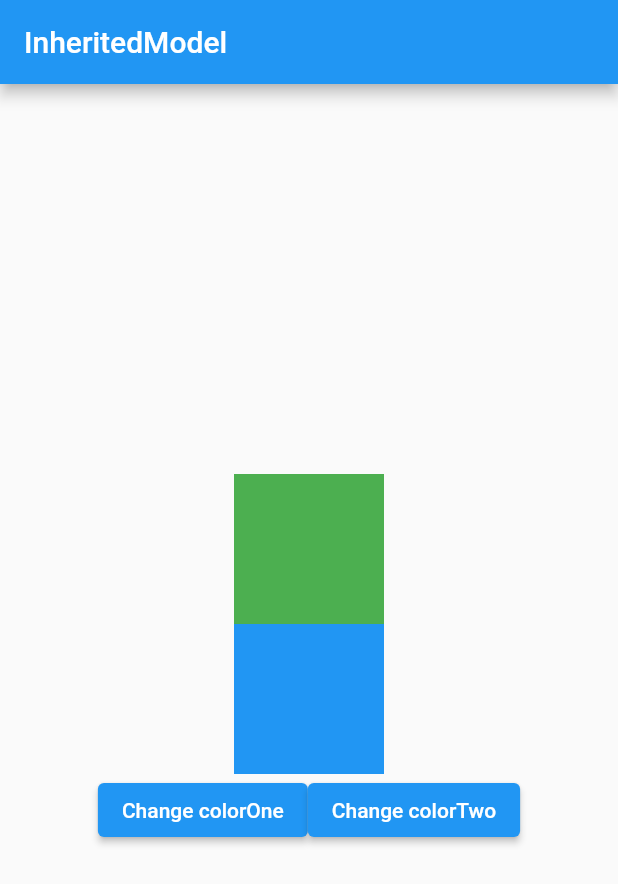
After one commit to nobushiueshi/flutter_widget_of_the_week, a Flutter app: the SamplePage015 screen opened directly, after a tap on "Change colorOne", on a phone screen of 412 x 824 dp. The commit adds this screen. Shown: the top 884 px of the screen. Run offline on Flutter 3.47's test engine with Material 2 defaults, Android fonts, the phone set to English and light mode, and no system bars.

Commit message:
#015 InheritedModelを追加

```diff
--- a/lib/presentation/pages/sample010/sample010_importer.dart
+++ b/lib/presentation/pages/sample010/sample010_importer.dart
@@ -3,3 +3,4 @@ export 'package:flutter_widget_of_the_week/presentation/pages/sample010/sample_p
 export 'package:flutter_widget_of_the_week/presentation/pages/sample010/sample_page_012.dart';
 export 'package:flutter_widget_of_the_week/presentation/pages/sample010/sample_page_013.dart';
 export 'package:flutter_widget_of_the_week/presentation/pages/sample010/sample_page_014.dart';
+export 'package:flutter_widget_of_the_week/presentation/pages/sample010/sample_page_015.dart';
--- a/lib/presentation/pages/sample010/sample_page_010.dart
+++ b/lib/presentation/pages/sample010/sample_page_010.dart
@@ -1,4 +1,3 @@
-import 'package:flutter/cupertino.dart';
 import 'package:flutter/material.dart';
 
 class SamplePage010 extends StatelessWidget {
--- a/lib/presentation/pages/sample010/sample_page_014.dart
+++ b/lib/presentation/pages/sample010/sample_page_014.dart
@@ -19,6 +19,7 @@ class _SamplePage014State extends State<SamplePage014> {
   final Stream<String> _errorStream = (() async* {
     await Future<void>.delayed(const Duration(seconds: 1));
     throw Exception('Error');
+    // ignore: dead_code
     yield 'Success';
     await Future<void>.delayed(const Duration(seconds: 1));
   })();
--- /dev/null
+++ b/lib/presentation/pages/sample010/sample_page_015.dart
@@ -0,0 +1,173 @@
+import 'package:flutter/material.dart';
+
+class SamplePage015 extends StatelessWidget {
+  const SamplePage015({
+    Key? key,
+  }) : super(key: key);
+
+  @override
+  Widget build(BuildContext context) {
+    return Scaffold(
+      appBar: AppBar(
+        title: const Text('InheritedModel'),
+      ),
+      body: _SamplePage015Stateful(
+        child: Column(
+          mainAxisAlignment: MainAxisAlignment.center,
+          children: const <Widget>[
+            _SamplePage015ColorOneWidget(),
+            _SamplePage015ColorTwoWidget(),
+            _SamplePage015ColorChangerWidget(),
+          ],
+        ),
+      ),
+    );
+  }
+}
+
+class _SamplePage015Stateful extends StatefulWidget {
+  const _SamplePage015Stateful({
+    Key? key,
+    required this.child,
+  }) : super(key: key);
+
+  final Widget child;
+
+  @override
+  _SamplePage015StatefulState createState() => _SamplePage015StatefulState();
+}
+
+class _SamplePage015StatefulState extends State<_SamplePage015Stateful> {
+  Color colorOne = Colors.red;
+  Color colorTwo = Colors.blue;
+
+  static _SamplePage015StatefulState? of(BuildContext context) {
+    return context.findAncestorStateOfType<_SamplePage015StatefulState>();
+  }
+
+  void changeColorOne() {
+    setState(() {
+      colorOne = (colorOne == Colors.red) ? Colors.green : Colors.red;
+    });
+  }
+
+  void changeColorTwo() {
+    setState(() {
+      colorTwo = (colorTwo == Colors.blue) ? Colors.yellow : Colors.blue;
+    });
+  }
+
+  @override
+  Widget build(BuildContext context) {
+    return _SamplePage015InheritedModel(
+      colorOne,
+      colorTwo,
+      widget.child,
+    );
+  }
+}
+
+class _SamplePage015InheritedModel extends InheritedModel<String> {
+  const _SamplePage015InheritedModel(
+    this.colorOne,
+    this.colorTwo,
+    Widget child,
+  ) : super(child: child);
+
+  final Color colorOne;
+  final Color colorTwo;
+
+  // ignore: unused_element
+  static _SamplePage015InheritedModel? of(BuildContext context) {
+    return context
+        .dependOnInheritedWidgetOfExactType<_SamplePage015InheritedModel>();
+  }
+
+  @override
+  bool updateShouldNotify(_SamplePage015InheritedModel oldWidget) {
+    return colorOne != oldWidget.colorOne || colorTwo != oldWidget.colorTwo;
+  }
+
+  @override
+  bool updateShouldNotifyDependent(
+    _SamplePage015InheritedModel oldWidget,
+    Set<String> dependencies,
+  ) {
+    if (dependencies.contains('one') && colorOne != oldWidget.colorOne) {
+      return true;
+    }
+    if (dependencies.contains('two') && colorTwo != oldWidget.colorTwo) {
+      return true;
+    }
+    return false;
+  }
+}
+
+class _SamplePage015ColorOneWidget extends StatelessWidget {
+  const _SamplePage015ColorOneWidget({
+    Key? key,
+  }) : super(key: key);
+
+  @override
+  Widget build(BuildContext context) {
+    // ignore: avoid_print
+    print('_SamplePage015ColorOneWidget#build');
+    final inherited = InheritedModel.inheritFrom<_SamplePage015InheritedModel>(
+      context,
+      aspect: 'one',
+    );
+    return Container(
+      color: inherited?.colorOne,
+      height: 100,
+      width: 100,
+    );
+  }
+}
+
+class _SamplePage015ColorTwoWidget extends StatelessWidget {
+  const _SamplePage015ColorTwoWidget({
+    Key? key,
+  }) : super(key: key);
+
+  @override
+  Widget build(BuildContext context) {
+    // ignore: avoid_print
+    print('_SamplePage015ColorTwoWidget#build');
+    final inherited = InheritedModel.inheritFrom<_SamplePage015InheritedModel>(
+      context,
+      aspect: 'two',
+    );
+    return Container(
+      color: inherited?.colorTwo,
+      height: 100,
+      width: 100,
+    );
+  }
+}
+
+class _SamplePage015ColorChangerWidget extends StatelessWidget {
+  const _SamplePage015ColorChangerWidget({
+    Key? key,
+  }) : super(key: key);
+
+  @override
+  Widget build(BuildContext context) {
+    // ignore: avoid_print
+    print('_SamplePage015ColorChangerWidget#build');
+    return Row(
+      mainAxisAlignment: MainAxisAlignment.center,
+      children: <Widget>[
+        ElevatedButton(
+          onPressed: () =>
+              _SamplePage015StatefulState.of(context)?.changeColorOne(),
+          child: const Text('Change colorOne'),
+        ),
+        ElevatedButton(
+          onPressed: () =>
+              _SamplePage015StatefulState.of(context)?.changeColorTwo(),
+          child: const Text('Change colorTwo'),
+        ),
+      ],
+    );
+  }
+}
--- a/lib/presentation/pages/sample_page_list.dart
+++ b/lib/presentation/pages/sample_page_list.dart
@@ -13,6 +13,7 @@ class SamplePageData {
 }
 
 final samplePageDataList = <SamplePageData>[
+  SamplePageData(name: '#15 InheritedModel', widget: const SamplePage015()),
   SamplePageData(name: '#14 SteamBuilder', widget: const SamplePage014()),
   SamplePageData(name: '#13 FadeInImage', widget: const SamplePage013()),
   SamplePageData(
```
Also changed, not shown: 1 other file.
